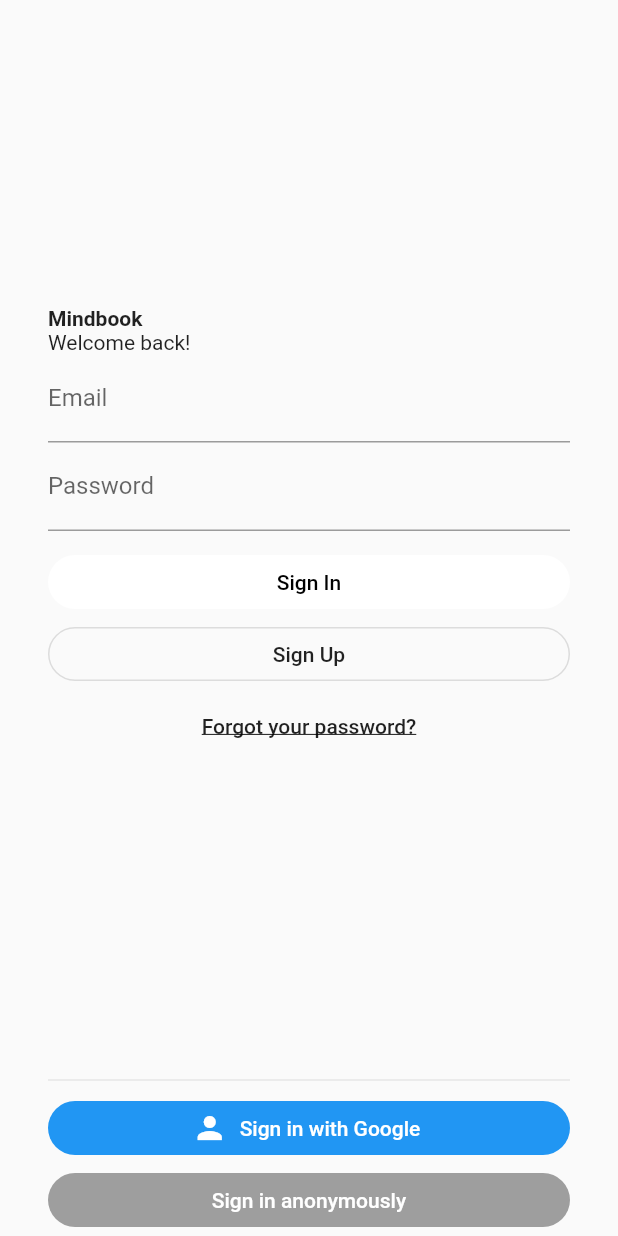
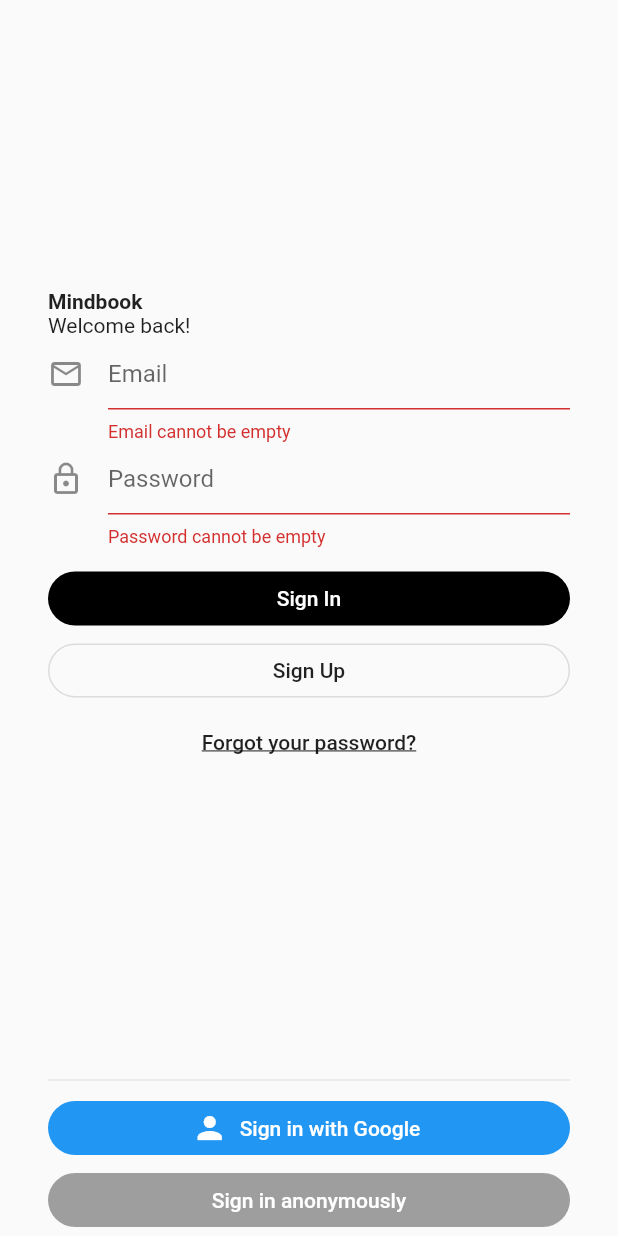
Before and after one commit to denisa-git/mindbook-app, a Flutter app: the screen it shows after launch, after a tap on "Sign In", on a phone screen of 412 x 824 dp. Run offline on Flutter 3.47's test engine with Material 2 defaults, Android fonts, the phone set to English and light mode, and no system bars; our stand-ins replace charts_flutter, cloud_firestore, firebase_auth, google_sign_in; accounts and stored records are empty.

Commit message:
auth: add email sign in/up and error snacks

```diff
--- a/mindbook/lib/screens/auth_screen.dart
+++ b/mindbook/lib/screens/auth_screen.dart
@@ -1,16 +1,37 @@
 import 'package:flutter/material.dart';
 import 'package:mindbook/services/auth_service.dart';
 
-final AuthService _auth = AuthService();
+class AuthScreen extends StatefulWidget {
+  @override
+  _AuthScreen createState() {
+    return _AuthScreen();
+  }
+}
 
-class AuthScreen extends StatelessWidget {
+class _AuthScreen extends State<AuthScreen> {
+  AuthService _auth;
+  GlobalKey<FormState> _formKey;
+  GlobalKey<ScaffoldState> _scaffoldKey;
+  String _email;
+  String _password;
+
+  @override
+  void initState() {
+    super.initState();
+    _auth = AuthService();
+    _formKey = GlobalKey<FormState>();
+    _scaffoldKey = GlobalKey<ScaffoldState>();
+  }
+
   @override
   Widget build(BuildContext context) => Scaffold(
+        key: _scaffoldKey,
         body: SafeArea(
           child: Padding(
             padding: EdgeInsets.symmetric(horizontal: 32),
+            child: Form(
+                key: _formKey,
                 child: Column(
-              mainAxisAlignment: MainAxisAlignment.center,
                   children: <Widget>[
                     Spacer(),
                     Align(
@@ -26,37 +47,96 @@
                         ],
                       ),
                     ),
-                TextField(
-                    decoration: InputDecoration(
-                  labelText: 'Email',
+                    TextFormField(
+                      maxLines: 1,
+                      keyboardType: TextInputType.emailAddress,
+                      autofocus: false,
+                      decoration: new InputDecoration(
+                          hintText: 'Email',
+                          icon: new Icon(
+                            Icons.mail_outline,
                           )),
-                TextField(
-                  decoration: InputDecoration(
-                    labelText: 'Password',
+                      validator: (value) =>
+                          value.isEmpty ? 'Email cannot be empty' : null,
+                      onSaved: (value) => _email = value.trim(),
                     ),
+                    TextFormField(
+                      maxLines: 1,
                       obscureText: true,
+                      autofocus: false,
+                      decoration: new InputDecoration(
+                          hintText: 'Password',
+                          icon: new Icon(
+                            Icons.lock_outline,
+                          )),
+                      validator: (value) =>
+                          value.isEmpty ? 'Password cannot be empty' : null,
+                      onSaved: (value) => _password = value.trim(),
                     ),
                     SizedBox(height: 10),
                     SizedBox(
                       width: double.infinity,
                       child: FlatButton(
-                      onPressed: () {},
-                      color: Colors.white,
-                      child: Text('Sign In', style: TextStyle(color: Colors.black),),
+                          onPressed: () async {
+                            if (_formKey.currentState.validate()) {
+                              _formKey.currentState.save();
+                              await _auth
+                                  .signInWithEmail(_email, _password)
+                                  .catchError((e) {
+                                final snackBar = SnackBar(content: Text(e));
+                                _scaffoldKey.currentState
+                                    .showSnackBar(snackBar);
+                              });
+                            }
+                          },
+                          color: Colors.black,
+                          child: Text(
+                            'Sign In',
+                            style: TextStyle(color: Colors.white),
+                          ),
                           shape: StadiumBorder()),
                     ),
                     SizedBox(
                       width: double.infinity,
                       child: OutlineButton(
-                      onPressed: () {},
-                      // highlightedBorderColor: Colors.black,
+                          onPressed: () async {
+                            if (_formKey.currentState.validate()) {
+                              _formKey.currentState.save();
+                              await _auth
+                                  .signUpWithEmail(_email, _password)
+                                  .catchError((e) {
+                                final snackBar = SnackBar(content: Text(e));
+                                _scaffoldKey.currentState
+                                    .showSnackBar(snackBar);
+                              });
+                            }
+                          },
                           child: Text('Sign Up'),
                           shape: StadiumBorder()),
                     ),
                     SizedBox(
                       width: double.infinity,
                       child: FlatButton(
-                      onPressed: () {},
+                          onPressed: () async {
+                            _formKey.currentState.save();
+                            if (_email != '') {
+                              await _auth.forgotPassword(_email).then((_) {
+                                final snackBar =
+                                    SnackBar(content: Text('Email sent'));
+                                _scaffoldKey.currentState
+                                    .showSnackBar(snackBar);
+                              }).catchError((e) {
+                                final snackBar = SnackBar(content: Text(e));
+                                _scaffoldKey.currentState
+                                    .showSnackBar(snackBar);
+                              });
+                            } else {
+                              final snackBar = SnackBar(
+                                  content: Text(
+                                      'An email address must be provided'));
+                              _scaffoldKey.currentState.showSnackBar(snackBar);
+                            }
+                          },
                           child: Text(
                             'Forgot your password?',
                             style: TextStyle(
@@ -71,7 +151,10 @@
                       width: double.infinity,
                       child: FlatButton.icon(
                           onPressed: () async {
-                        await _auth.signInWithGoogle();
+                            await _auth.signInWithGoogle().catchError((e) {
+                              final snackBar = SnackBar(content: Text(e));
+                              _scaffoldKey.currentState.showSnackBar(snackBar);
+                            });
                           },
                           color: Colors.blue,
                           textColor: Colors.white,
@@ -85,7 +168,10 @@
                       width: double.infinity,
                       child: FlatButton(
                           onPressed: () async {
-                        await _auth.signInAnonymously();
+                            await _auth.signInAnonymously().catchError((e) {
+                              final snackBar = SnackBar(content: Text(e));
+                              _scaffoldKey.currentState.showSnackBar(snackBar);
+                            });
                           },
                           color: Colors.grey,
                           textColor: Colors.white,
@@ -93,9 +179,9 @@
                           shape: new RoundedRectangleBorder(
                             borderRadius: new BorderRadius.circular(30),
                           )),
-                ),
+                    )
                   ],
-            ),
+                )),
           ),
         ),
       );
--- a/mindbook/lib/screens/home_screen.dart
+++ b/mindbook/lib/screens/home_screen.dart
@@ -98,7 +98,16 @@
                                 subtitle: Text(_currentUser.email),
                                 onTap: null,
                               ),
-                            if (_currentUser.displayName == null)
+                            if (_currentUser.displayName == null && _currentUser.email != null)
+                              ListTile(
+                                leading: Container(
+                                  child: Icon(Icons.person),
+                                  height: double.infinity,
+                                ),
+                                title: Text(_currentUser.email),
+                                onTap: null,
+                              ),
+                            if (_currentUser.displayName == null && _currentUser.email == null)
                               ListTile(
                                 leading: Container(
                                   child: Icon(Icons.person),
```
Also changed, not shown: mindbook/lib/screens/view_entry_screen.dart (+11 -2 lines), mindbook/lib/services/auth_service.dart (+140 -12 lines). Lines whose indentation alone changed are shown as unchanged.
